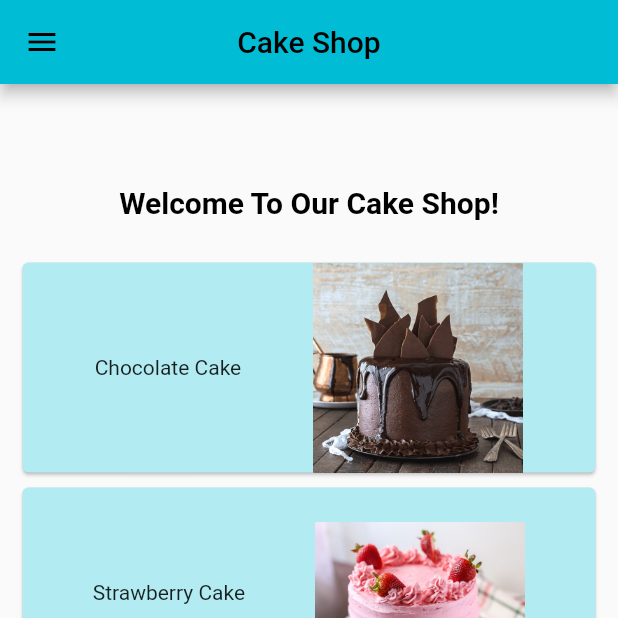
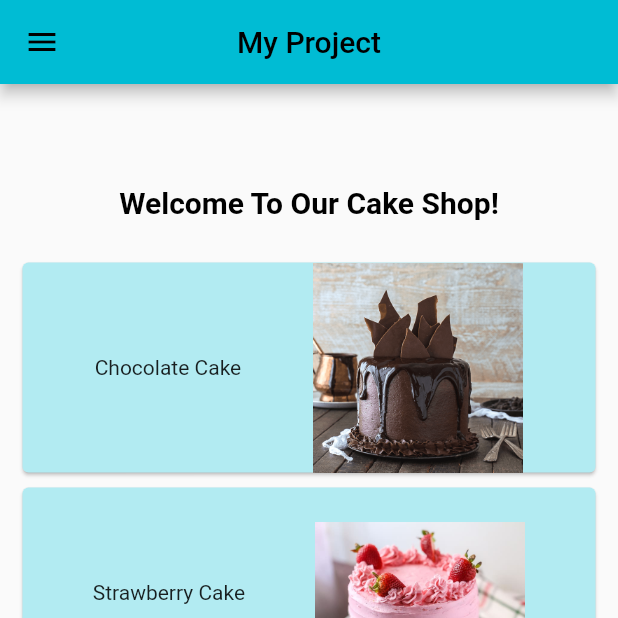
Before and after one commit to kiranvekhande456/flutterapplication3, a Flutter app: the screen it shows after launch, on a phone screen of 412 x 824 dp, the top half of it. Run offline on Flutter 3.47's test engine with Material 2 defaults, Android fonts, the phone set to English and light mode, and no system bars.

Commit message:
lib/main.dart

```diff
--- a/lib/main.dart
+++ b/lib/main.dart
@@ -59,7 +59,7 @@ class _MyHomePageState extends State<MyHomePage> {
     return Scaffold(
       floatingActionButtonLocation: FloatingActionButtonLocation.centerFloat,
       appBar: AppBar(
-        title: const Text('Cake Shop'),
+        title: const Text('My Project'),
         centerTitle: true,
       ),
       drawer: Drawer(
```
